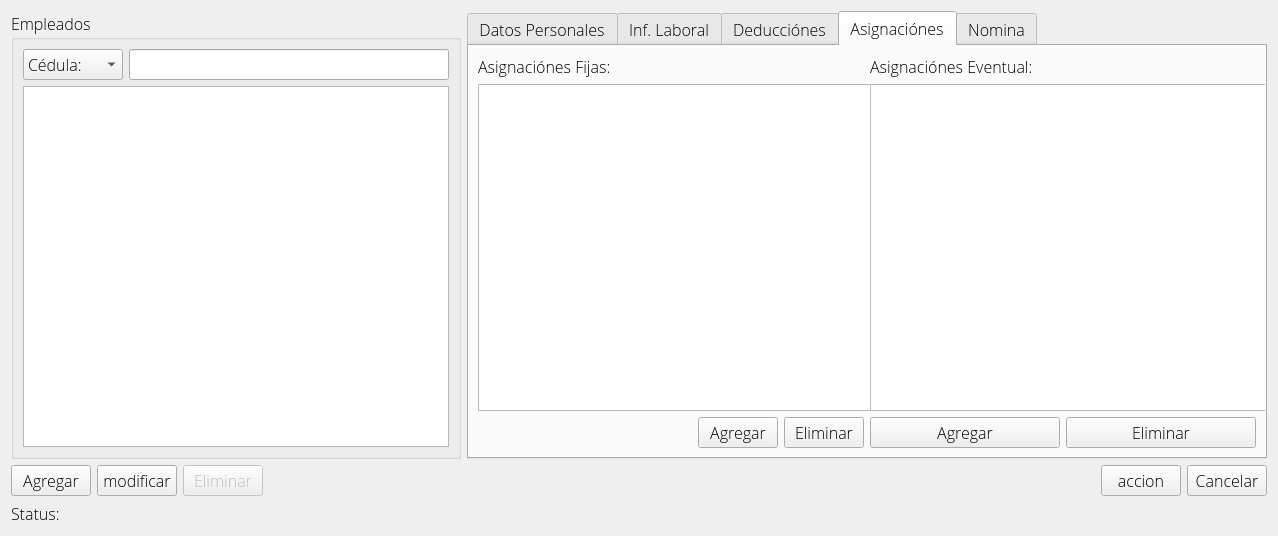
This is empleadowidget.ui in kendryfbo/sistema-nomina as Qt 5 draws it before an edit. The edited form follows.
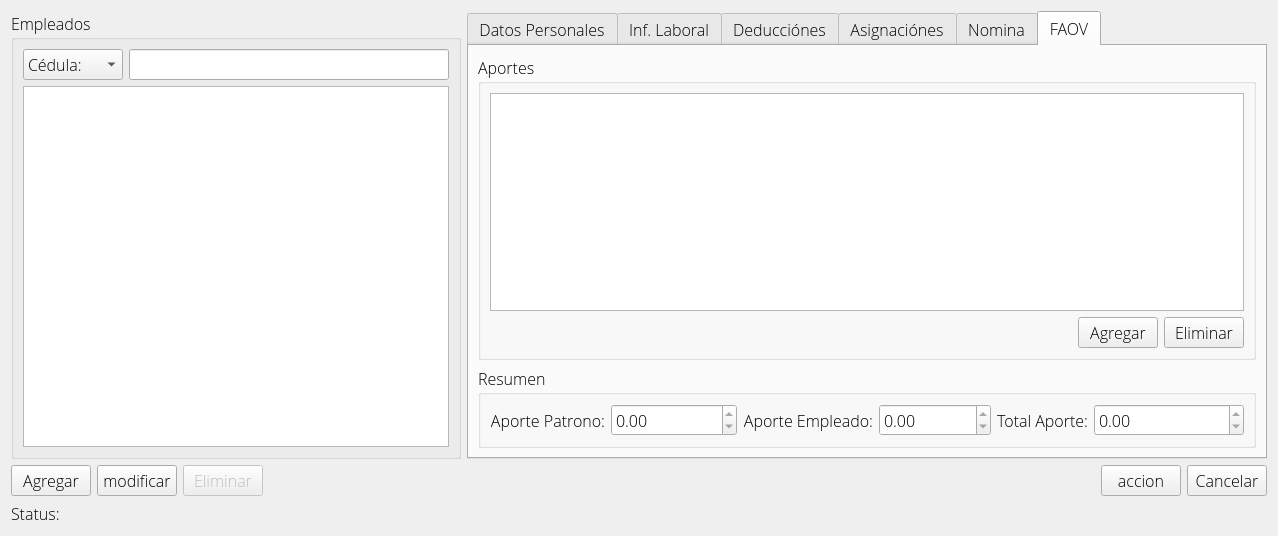
This is the edited form.

Commit message: Se agrego Registro de aporte al widget empleado

What changed in the file:
```diff
--- a/empleadowidget.ui
+++ b/empleadowidget.ui
@@ -10,7 +10,7 @@
     <x>0</x>
     <y>0</y>
     <width>1274</width>
-    <height>492</height>
+    <height>525</height>
    </rect>
   </property>
   <property name="font">
@@ -118,8 +118,73 @@
      </layout>
     </widget>
    </item>
+   <item row="1" column="0" colspan="2">
+    <layout class="QHBoxLayout" name="horizontalLayout_2">
+     <item>
+      <widget class="QPushButton" name="agregarPushButton">
+       <property name="text">
+        <string>Agregar</string>
+       </property>
+      </widget>
+     </item>
+     <item>
+      <widget class="QPushButton" name="modificarPushButton">
+       <property name="text">
+        <string>modificar</string>
+       </property>
+      </widget>
+     </item>
+     <item>
+      <widget class="QPushButton" name="eliminarPushButton">
+       <property name="enabled">
+        <bool>false</bool>
+       </property>
+       <property name="text">
+        <string>Eliminar</string>
+       </property>
+      </widget>
+     </item>
+     <item>
+      <spacer name="horizontalSpacer">
+       <property name="orientation">
+        <enum>Qt::Horizontal</enum>
+       </property>
+       <property name="sizeHint" stdset="0">
+        <size>
+         <width>40</width>
+         <height>20</height>
+        </size>
+       </property>
+      </spacer>
+     </item>
+     <item>
+      <widget class="QPushButton" name="accionPushButton">
+       <property name="text">
+        <string>accion</string>
+       </property>
+      </widget>
+     </item>
+     <item>
+      <widget class="QPushButton" name="CancelarPushButton">
+       <property name="text">
+        <string>Cancelar</string>
+       </property>
+      </widget>
+     </item>
+    </layout>
+   </item>
+   <item row="2" column="0" colspan="2">
+    <widget class="QLabel" name="statusLabel">
+     <property name="text">
+      <string>Status:</string>
+     </property>
+    </widget>
+   </item>
    <item row="0" column="1">
     <widget class="QTabWidget" name="tabWidget">
+     <property name="enabled">
+      <bool>true</bool>
+     </property>
      <property name="minimumSize">
       <size>
        <width>800</width>
@@ -130,7 +195,7 @@
       <bool>true</bool>
      </property>
      <property name="currentIndex">
-      <number>3</number>
+      <number>5</number>
      </property>
      <widget class="QWidget" name="datosPersTab">
       <attribute name="title">
@@ -1048,36 +1113,36 @@
        </item>
       </layout>
      </widget>
-    </widget>
-   </item>
-   <item row="1" column="0" colspan="2">
-    <layout class="QHBoxLayout" name="horizontalLayout_2">
+     <widget class="QWidget" name="aporteFaovTab">
+      <attribute name="title">
+       <string>FAOV</string>
+      </attribute>
+      <layout class="QGridLayout" name="gridLayout_14">
+       <item row="0" column="0">
+        <layout class="QVBoxLayout" name="verticalLayout_3">
      <item>
-      <widget class="QPushButton" name="agregarPushButton">
-       <property name="text">
-        <string>Agregar</string>
-       </property>
-      </widget>
-     </item>
-     <item>
-      <widget class="QPushButton" name="modificarPushButton">
-       <property name="text">
-        <string>modificar</string>
-       </property>
-      </widget>
-     </item>
-     <item>
-      <widget class="QPushButton" name="eliminarPushButton">
-       <property name="enabled">
-        <bool>false</bool>
-       </property>
-       <property name="text">
-        <string>Eliminar</string>
-       </property>
-      </widget>
-     </item>
+          <widget class="QGroupBox" name="groupBox_5">
+           <property name="title">
+            <string>Aportes</string>
+           </property>
+           <layout class="QGridLayout" name="gridLayout_13">
+            <item row="0" column="0">
+             <widget class="QTableView" name="aporteFaovTableView">
+              <property name="selectionMode">
+               <enum>QAbstractItemView::SingleSelection</enum>
+              </property>
+              <property name="selectionBehavior">
+               <enum>QAbstractItemView::SelectRows</enum>
+              </property>
+              <attribute name="horizontalHeaderStretchLastSection">
+               <bool>true</bool>
+              </attribute>
+             </widget>
+            </item>
+            <item row="1" column="0">
+             <layout class="QHBoxLayout" name="horizontalLayout_13">
      <item>
-      <spacer name="horizontalSpacer">
+               <spacer name="horizontalSpacer_3">
        <property name="orientation">
         <enum>Qt::Horizontal</enum>
        </property>
@@ -1090,26 +1155,149 @@
       </spacer>
      </item>
      <item>
-      <widget class="QPushButton" name="accionPushButton">
+               <widget class="QPushButton" name="aporteFaovAgregarPushButton">
        <property name="text">
-        <string>accion</string>
+                 <string>Agregar</string>
        </property>
       </widget>
      </item>
      <item>
-      <widget class="QPushButton" name="CancelarPushButton">
+               <widget class="QPushButton" name="aporteFaovEliminarPushButton">
        <property name="text">
-        <string>Cancelar</string>
+                 <string>Eliminar</string>
        </property>
       </widget>
      </item>
     </layout>
    </item>
-   <item row="2" column="0" colspan="2">
-    <widget class="QLabel" name="statusLabel">
+           </layout>
+          </widget>
+         </item>
+         <item>
+          <widget class="QGroupBox" name="groupBox_4">
+           <property name="title">
+            <string>Resumen</string>
+           </property>
+           <layout class="QGridLayout" name="gridLayout_12">
+            <item row="0" column="0">
+             <layout class="QHBoxLayout" name="horizontalLayout_12">
+              <item>
+               <layout class="QHBoxLayout" name="horizontalLayout_9">
+                <item>
+                 <widget class="QLabel" name="label_22">
      <property name="text">
-      <string>Status:</string>
-     </property>
+                   <string>Aporte Patrono:</string>
+                  </property>
+                  <property name="alignment">
+                   <set>Qt::AlignRight|Qt::AlignTrailing|Qt::AlignVCenter</set>
+                  </property>
+                 </widget>
+                </item>
+                <item>
+                 <widget class="QDoubleSpinBox" name="doubleSpinBox">
+                  <property name="enabled">
+                   <bool>true</bool>
+                  </property>
+                  <property name="sizePolicy">
+                   <sizepolicy hsizetype="Minimum" vsizetype="Fixed">
+                    <horstretch>1</horstretch>
+                    <verstretch>0</verstretch>
+                   </sizepolicy>
+                  </property>
+                  <property name="minimumSize">
+                   <size>
+                    <width>100</width>
+                    <height>0</height>
+                   </size>
+                  </property>
+                  <property name="readOnly">
+                   <bool>true</bool>
+                  </property>
+                 </widget>
+                </item>
+               </layout>
+              </item>
+              <item>
+               <layout class="QHBoxLayout" name="horizontalLayout_10">
+                <item>
+                 <widget class="QLabel" name="label_28">
+                  <property name="text">
+                   <string>Aporte Empleado:</string>
+                  </property>
+                  <property name="alignment">
+                   <set>Qt::AlignRight|Qt::AlignTrailing|Qt::AlignVCenter</set>
+                  </property>
+                 </widget>
+                </item>
+                <item>
+                 <widget class="QDoubleSpinBox" name="doubleSpinBox_2">
+                  <property name="enabled">
+                   <bool>true</bool>
+                  </property>
+                  <property name="sizePolicy">
+                   <sizepolicy hsizetype="Minimum" vsizetype="Fixed">
+                    <horstretch>1</horstretch>
+                    <verstretch>0</verstretch>
+                   </sizepolicy>
+                  </property>
+                  <property name="minimumSize">
+                   <size>
+                    <width>100</width>
+                    <height>0</height>
+                   </size>
+                  </property>
+                  <property name="readOnly">
+                   <bool>true</bool>
+                  </property>
+                 </widget>
+                </item>
+               </layout>
+              </item>
+              <item>
+               <layout class="QHBoxLayout" name="horizontalLayout_11">
+                <item>
+                 <widget class="QLabel" name="label_29">
+                  <property name="text">
+                   <string>Total Aporte:</string>
+                  </property>
+                  <property name="alignment">
+                   <set>Qt::AlignRight|Qt::AlignTrailing|Qt::AlignVCenter</set>
+                  </property>
+                 </widget>
+                </item>
+                <item>
+                 <widget class="QDoubleSpinBox" name="doubleSpinBox_3">
+                  <property name="enabled">
+                   <bool>true</bool>
+                  </property>
+                  <property name="sizePolicy">
+                   <sizepolicy hsizetype="Minimum" vsizetype="Fixed">
+                    <horstretch>1</horstretch>
+                    <verstretch>0</verstretch>
+                   </sizepolicy>
+                  </property>
+                  <property name="minimumSize">
+                   <size>
+                    <width>100</width>
+                    <height>0</height>
+                   </size>
+                  </property>
+                  <property name="readOnly">
+                   <bool>true</bool>
+                  </property>
+                 </widget>
+                </item>
+               </layout>
+              </item>
+             </layout>
+            </item>
+           </layout>
+          </widget>
+         </item>
+        </layout>
+       </item>
+      </layout>
+     </widget>
     </widget>
    </item>
   </layout>
```
Lines whose indentation alone changed are shown as unchanged. The commit also changes 9 other files.
